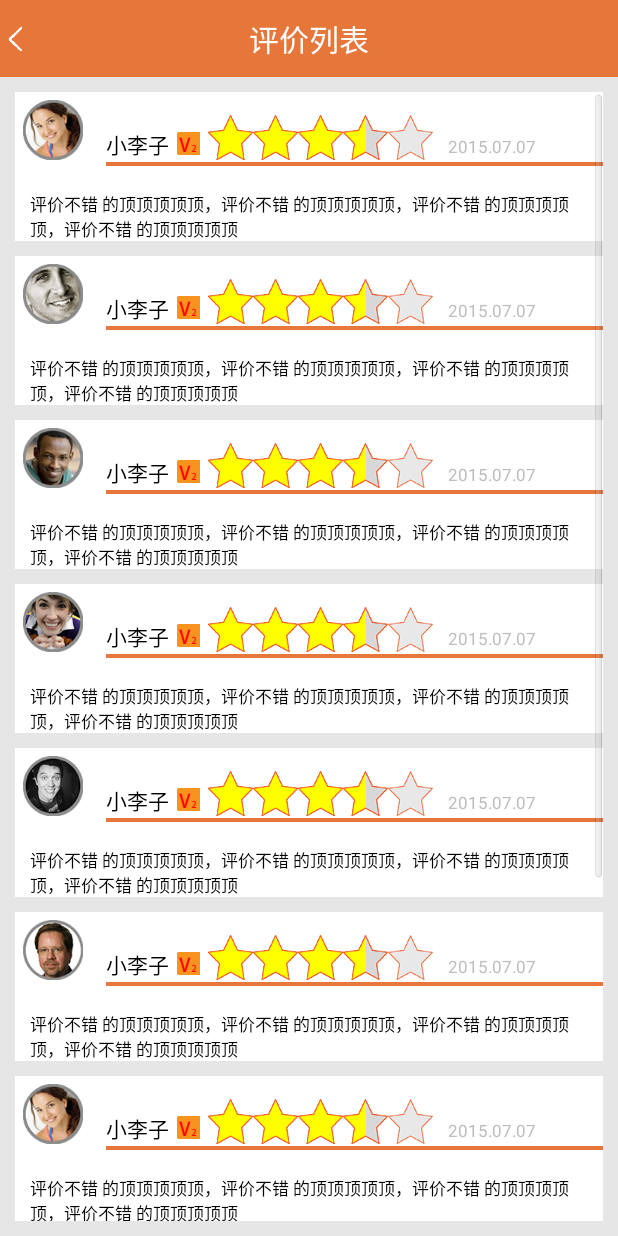
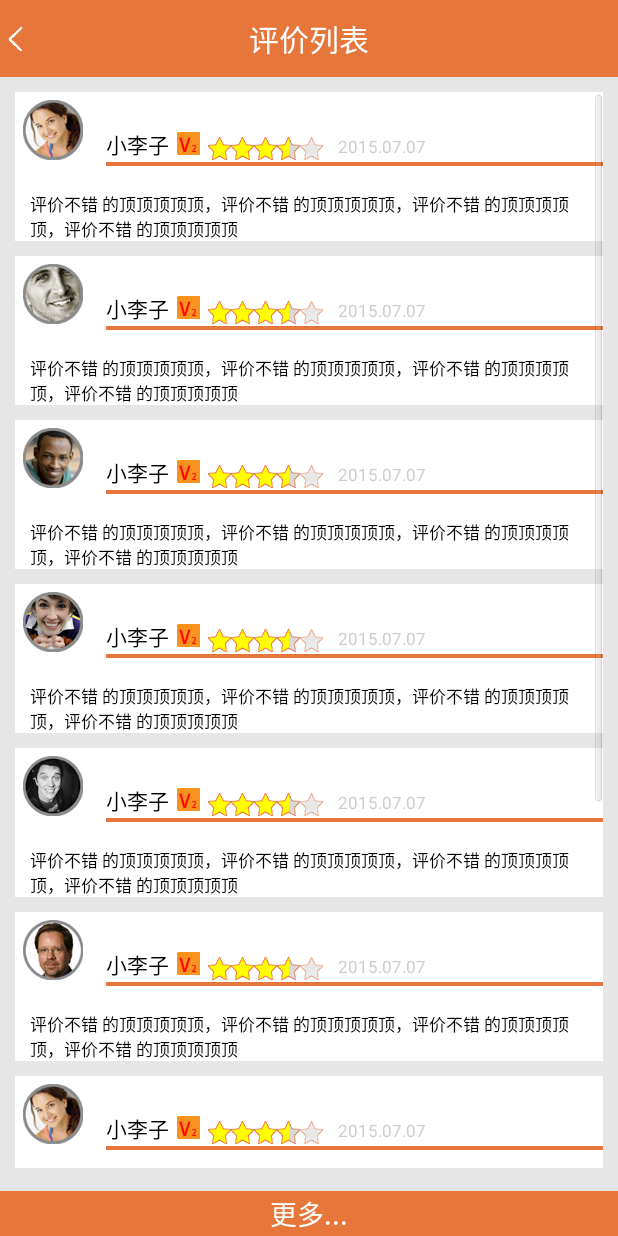
Before and after one commit to soon14/LogisticsTraffic, an Android app: the EvaluationListActivity screen opened directly, with no data from a screen before it, on a phone screen of 412 x 824 dp. Run offline under Robolectric (Android 15) with nearby library versions, the phone set to English and light mode, and no system bars.

Commit message:
星级图片调整；更多按钮的添加

```diff
--- /dev/null
+++ b/app/src/main/res/drawable/ratingbar_gold_smail.xml
@@ -0,0 +1,17 @@
+<?xml version="1.0" encoding="utf-8"?>
+<layer-list xmlns:android="http://schemas.android.com/apk/res/android" >
+
+    <item
+        android:id="@android:id/background"
+        android:drawable="@drawable/star_smail_df">
+    </item>
+    <item
+        android:id="@android:id/secondaryProgress"
+        android:drawable="@drawable/star_smail_df">
+    </item>
+    <item
+        android:id="@android:id/progress"
+        android:drawable="@drawable/star_smail_select">
+    </item>
+
+</layer-list>
--- a/app/src/main/res/layout/activity_detail_cp.xml
+++ b/app/src/main/res/layout/activity_detail_cp.xml
@@ -230,7 +230,7 @@
     <LinearLayout
         android:layout_width="match_parent"
         android:layout_height="wrap_content"
-        android:layout_margin="10dp"
+        android:layout_margin="5dp"
         android:background="@color/white"
         android:clickable="true"
         android:onClick="onClick_Evaluation"
@@ -252,7 +252,7 @@
 
         <include layout="@layout/evaluate_list_item" />
 
-        <include layout="@layout/evaluate_list_item" />
+
 
     </LinearLayout>
 
--- a/app/src/main/res/layout/activity_evaluation_list.xml
+++ b/app/src/main/res/layout/activity_evaluation_list.xml
@@ -10,10 +10,18 @@
         android:id="@+id/evaluation_list"
         android:layout_width="match_parent"
         android:layout_height="match_parent"
+        android:layout_margin="10dp"
+        android:layout_weight="1"
         android:divider="@color/transparent"
-        android:layout_margin="10dp"
         android:dividerHeight="10dp">
 
     </ListView>
 
+    <Button
+        style="@style/orange_btn_style"
+        android:layout_width="match_parent"
+        android:layout_height="wrap_content"
+        android:layout_marginTop="5dp"
+        android:gravity="center"
+        android:text="更多..." />
 </LinearLayout>
--- a/app/src/main/res/layout/evaluate_list_item.xml
+++ b/app/src/main/res/layout/evaluate_list_item.xml
@@ -31,7 +31,7 @@
             android:text="小李子" />
 
         <RatingBar
-            style="@style/RatingBar_style"
+            style="@style/RatingBar_small_style"
             android:layout_width="wrap_content"
             android:layout_height="wrap_content"
             android:layout_marginLeft="5dp"
@@ -40,6 +40,7 @@
         <TextView
             android:layout_marginLeft="10dp"
             android:text="2015.07.07"
+            android:textColor="@color/mask_black"
             android:textSize="11sp" />
     </TableRow>
 
--- a/app/src/main/res/layout/home_list_item.xml
+++ b/app/src/main/res/layout/home_list_item.xml
@@ -85,7 +85,7 @@
                     android:src="@drawable/vip_icon" />
 
                 <RatingBar
-                    style="@style/RatingBar_style"
+                    style="@style/RatingBar_small_style"
                     android:layout_width="wrap_content"
                     android:layout_height="wrap_content"
                     android:layout_alignParentRight="true"
--- a/app/src/main/res/values/styles.xml
+++ b/app/src/main/res/values/styles.xml
@@ -197,4 +197,9 @@
         <item name="android:numStars">5</item>
     </style>
 
+    <style name="RatingBar_small_style" parent="RatingBar_style">
+        <item name="android:progressDrawable">@drawable/ratingbar_gold_smail</item>
+        <item name="android:minHeight">15dp</item>
+    </style>
+
 </resources>
```
Also changed, not shown: app/src/main/res/drawable-xhdpi/star_smail_df.png (added), app/src/main/res/drawable-xhdpi/star_smail_select.png (added).
